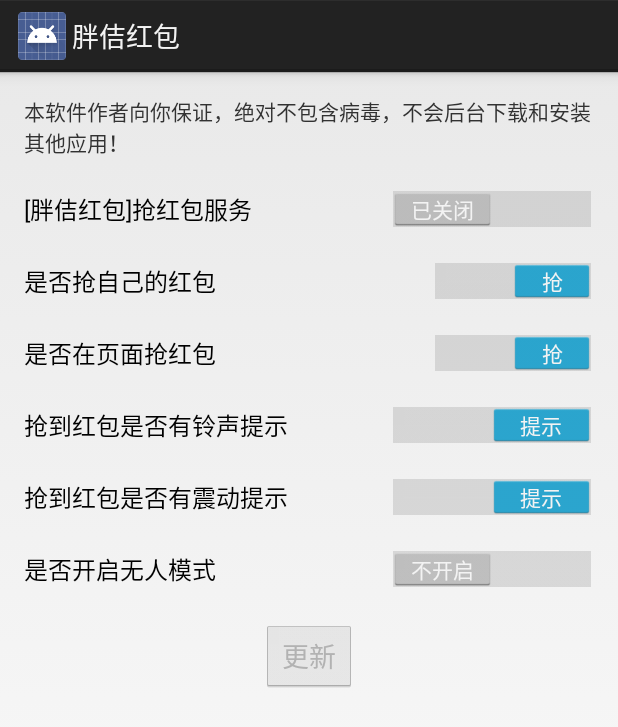
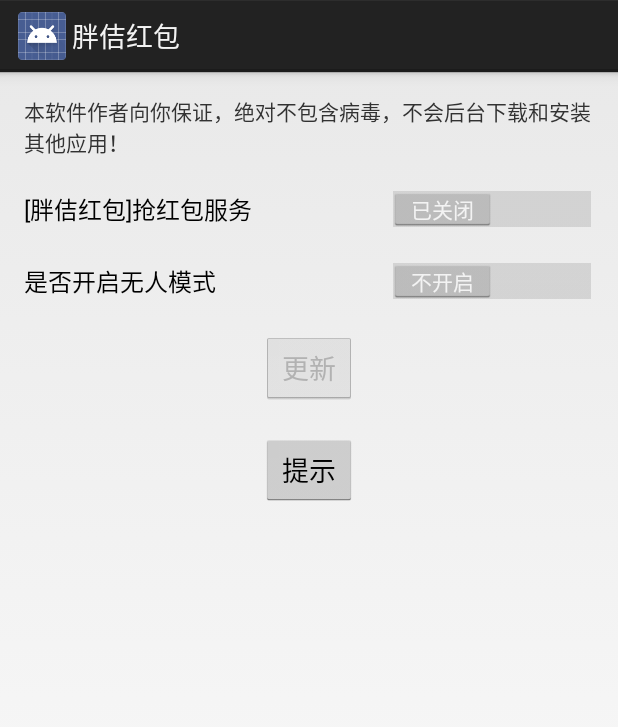
Before and after one commit to Tconan99/YangJ, an Android app: the screen it shows after launch (MainActivity), on a phone screen of 412 x 824 dp. Shown: the top 727 px of the screen. Run offline under Robolectric (Android 15) with nearby library versions, the phone set to English and light mode, and no system bars; 2 statements that could not run were skipped.

Commit message:
删除无用代码

```diff
--- a/app/src/main/java/com/jc/yangj/MainActivity.java
+++ b/app/src/main/java/com/jc/yangj/MainActivity.java
@@ -35,11 +35,7 @@ public class MainActivity extends Activity {
 	private final String LOCK_TAG = "Charge";
 
 	private Switch isServiceSwitch = null;
-	private Switch isSelfSwitch = null;
-	private Switch isPageSwitch = null;
 	private Switch isHaveNoPersonSwitch = null;
-	private static Switch isSoundSwitch = null;
-	private static Switch isVibratorSwitch = null;
 
 	private static MainActivity mainActivity;
 	private static boolean isHand = true;
@@ -70,29 +66,6 @@ public class MainActivity extends Activity {
 			}
 		});
 
-		// 抢自己红包
-		isSelfSwitch = (Switch)findViewById(R.id.main_isselfopen_switch);
-		isSelfSwitch.setOnCheckedChangeListener(new OnCheckedChangeListener() {
-
-			@Override
-			public void onCheckedChanged(CompoundButton buttonView, boolean isChecked) {
-				Const.isNeedOpenSelf = isChecked;
-			}
-		});
-
-		// 在页面抢红包
-		isPageSwitch = (Switch)findViewById(R.id.main_ispageopen_switch);
-		isPageSwitch.setOnCheckedChangeListener(new OnCheckedChangeListener() {
-
-			@Override
-			public void onCheckedChanged(CompoundButton buttonView, boolean isChecked) {
-				Const.isNeedInPage = isChecked;
-			}
-		});
-
-		isSoundSwitch = (Switch)findViewById(R.id.main_issound_switch);
-		isVibratorSwitch = (Switch)findViewById(R.id.main_isvibratorh_switch);
-
 		// 无人模式
 		isHaveNoPersonSwitch = (Switch)findViewById(R.id.main_havenoperson_switch);
 		isHaveNoPersonSwitch.setOnCheckedChangeListener(new OnCheckedChangeListener() {
@@ -116,6 +89,13 @@ public class MainActivity extends Activity {
 		});
 
 		//playSound();
+
+		findViewById(R.id.main_tips_btn).setOnClickListener(new OnClickListener() {
+			@Override
+			public void onClick(View v) {
+				playSound();
+			}
+		});
 	}
 
 	public static void playSound() {
@@ -126,28 +106,19 @@ public class MainActivity extends Activity {
 				return;
 			}
 
-			if (!isSoundSwitch.isChecked() && !isVibratorSwitch.isChecked()) {
-				return;
-			}
-
 			Context context = mainActivity;
 
-			if (isVibratorSwitch.isChecked()) {
+
 			// 调用震动
 			Vibrator vibrator = (Vibrator)context.getSystemService(Context.VIBRATOR_SERVICE);
 			long [] pattern = {100, 400, 100, 400};   // 停止 开启 停止 开启
 			vibrator.vibrate(pattern, -1);           //重复两次上面的pattern 如果只想震动一次，index设为-1
-			}
 
-			if (isSoundSwitch.isChecked()) {
-				// 调用提示音
-//		        Uri notification = RingtoneManager.getDefaultUri(RingtoneManager.TYPE_NOTIFICATION);
-//		        Ringtone r = RingtoneManager.getRingtone(context.getApplicationContext(), notification);
-//		        r.play();
+
+
 
 			initAudioTrack();
-				//audioFile = new File(Environment.getExternalStorageDirectory(),"test.wav");
-				audioFile = new File("file:///android_asset/","hongbao_arrived.wav");
+			audioFile = new File("file:///android_asset/hongbao_arrived.wav");
 			System.out.println(audioFile.length());
 			Log.i("playSound", "length=" + audioFile.length());
 			try {
@@ -171,7 +142,7 @@ public class MainActivity extends Activity {
 
 				}
 			});
-			}
+
 
 		} catch (Exception e) {
 			Log.e("playSound", "提示错误", e);
--- a/app/src/main/res/layout/activity_main.xml
+++ b/app/src/main/res/layout/activity_main.xml
@@ -24,46 +24,6 @@
         android:textOn="已开启"
         android:textOff="已关闭" />
 
-    <Switch
-        android:id="@+id/main_isselfopen_switch"
-        android:layout_width="match_parent"
-        android:layout_height="wrap_content"
-        android:layout_marginTop="20dp"
-        android:text="是否抢自己的红包"
-       	android:checked="true"
-        android:textOn="抢"
-        android:textOff="不抢" />
-
-    <Switch
-        android:id="@+id/main_ispageopen_switch"
-        android:layout_width="match_parent"
-        android:layout_height="wrap_content"
-        android:layout_marginTop="20dp"
-        android:text="是否在页面抢红包"
-       	android:checked="true"
-        android:textOn="抢"
-        android:textOff="不抢" />
-
-	<Switch
-        android:id="@+id/main_issound_switch"
-        android:layout_width="match_parent"
-        android:layout_height="wrap_content"
-        android:layout_marginTop="20dp"
-        android:text="抢到红包是否有铃声提示"
-       	android:checked="true"
-        android:textOn="提示"
-        android:textOff="不提示" />
-
-	<Switch
-        android:id="@+id/main_isvibratorh_switch"
-        android:layout_width="match_parent"
-        android:layout_height="wrap_content"
-        android:layout_marginTop="20dp"
-        android:text="抢到红包是否有震动提示"
-       	android:checked="true"
-        android:textOn="提示"
-        android:textOff="不提示" />
-
 	<Switch
 	    android:id="@+id/main_havenoperson_switch"
 	    android:layout_width="match_parent"
@@ -83,4 +43,12 @@
 	    android:enabled="false"
 	    android:text="更新" />
 
+    <Button
+        android:id="@+id/main_tips_btn"
+        android:layout_width="wrap_content"
+        android:layout_height="wrap_content"
+        android:layout_gravity="center_horizontal"
+        android:layout_marginTop="20dp"
+        android:text="提示" />
+
 </LinearLayout>
```
Also changed, not shown: app/src/main/java/com/jc/yangj/MonitorService.java (+30 -123 lines). Lines whose indentation alone changed are shown as unchanged.
